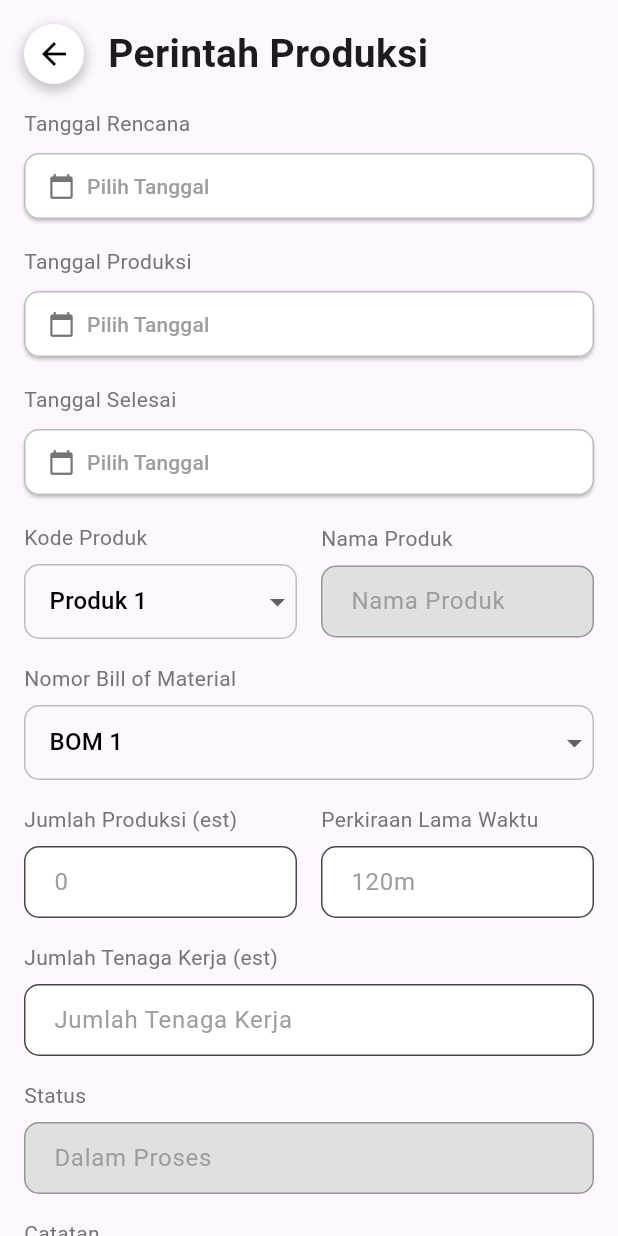
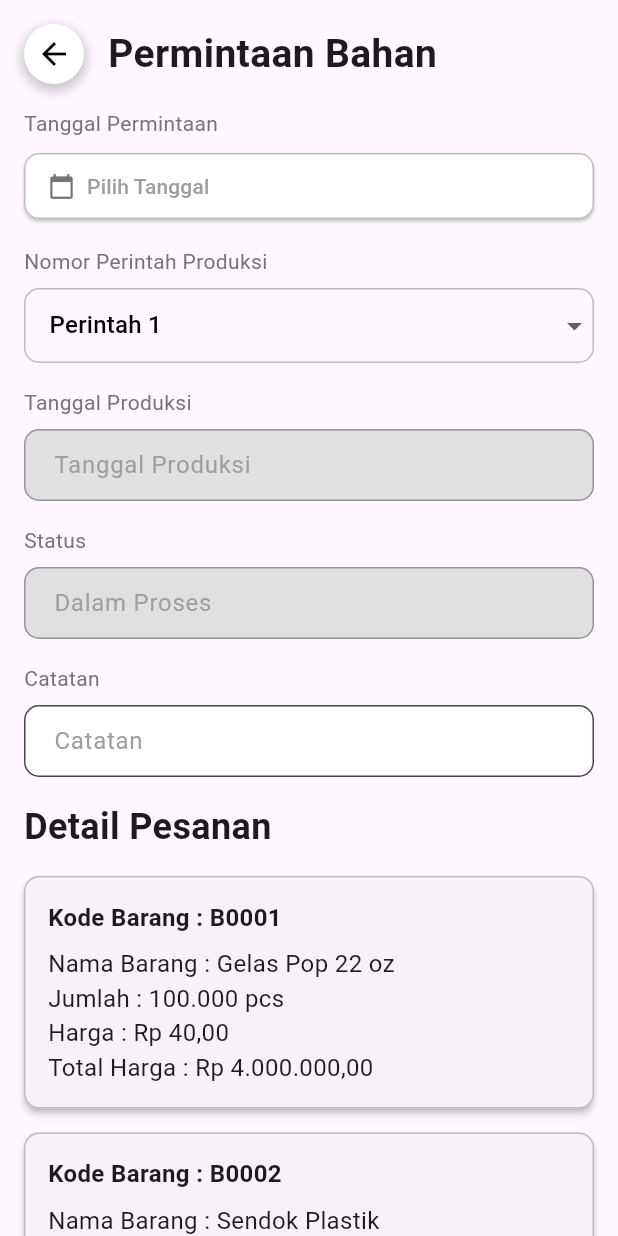
Before and after one commit to h0omanOnEarth/sistem_pencatatan_produksi_cv_bcn, a Flutter app: the MainProsesProduksiScreen screen opened by its route, after a tap on "Permintaan Bahan", on a phone screen of 412 x 824 dp. Run offline on Flutter 3.47's test engine with Material 2 defaults, Android fonts, the light colour scheme and no system bars; our stand-ins replace flutter_bloc.

Commit message:
Form Permintaan Bahan Produksi

```diff
--- a/lib/screens/master/form/form_bom.dart
+++ b/lib/screens/master/form/form_bom.dart
@@ -217,7 +217,7 @@ class _FormMasterBOMScreenState extends State<FormMasterBOMScreen> {
                 ),
                 SizedBox(height: 16.0,),
                 const Text(
-                'Detail Pesanan',
+                'Detail Bahan',
                 style: TextStyle(
                   fontSize: 24,
                   fontWeight: FontWeight.bold,
--- a/lib/screens/produksi/main/main_proses.dart
+++ b/lib/screens/produksi/main/main_proses.dart
@@ -1,6 +1,7 @@
 import 'package:flutter/material.dart';
 import 'package:sistem_manajemen_produksi_cv_bcn/screens/notifikasi_screen.dart';
 import 'package:sistem_manajemen_produksi_cv_bcn/screens/produksi/proses_produksi/form/form_perintah_produksi.dart';
+import 'package:sistem_manajemen_produksi_cv_bcn/screens/produksi/proses_produksi/form/form_permintaan_bahan.dart';
 
 class MainProsesProduksiScreen extends StatefulWidget {
   static const routeName = '/main_proses_produksi';
@@ -76,7 +77,7 @@ class _MainProsesProduksiScreenState extends State<MainProsesProduksiScreen> {
                     ),
                     const SizedBox(height: 16),
                     const CardItem(icon: Icons.online_prediction_rounded, textA: 'Perintah Produksi', textB: 'Memodifikasi dan melihat perintah produksi', pageRoute: FormPerintahProduksiScreen()),
-                    const CardItem(icon: Icons.note_add, textA: 'Permintaan Bahan', textB: 'Memodifikasi dan melihat permintaan bahan', pageRoute: FormPerintahProduksiScreen()),
+                    const CardItem(icon: Icons.note_add, textA: 'Permintaan Bahan', textB: 'Memodifikasi dan melihat permintaan bahan', pageRoute: FormPermintaanBahanScreen()),
                     const CardItem(icon: Icons.wifi_protected_setup_sharp, textA: 'Penggunaan Bahan', textB: 'Memodifikasi dan melihat pengguaan bahan', pageRoute: FormPerintahProduksiScreen()),
                     const CardItem(icon: Icons.move_down, textA: 'Pengembalian Bahan', textB: 'Memodifikasi dan melihat pengembalian bahan', pageRoute: FormPerintahProduksiScreen()),
                     const CardItem(icon: Icons.note_alt_rounded, textA: 'Pencatatan Direct Labor & Overhead Cost', textB: 'Memodifikasi dan melihat direct labor & overhead cost', pageRoute: FormPerintahProduksiScreen()),
--- a/lib/screens/produksi/proses_produksi/form/form_perintah_produksi.dart
+++ b/lib/screens/produksi/proses_produksi/form/form_perintah_produksi.dart
@@ -181,7 +181,7 @@ Widget build(BuildContext context) {
               ),
               const SizedBox(height: 16.0,),
               const Text(
-                'Detail Pesanan',
+                'Detail Bahan',
                 style: TextStyle(
                   fontSize: 24,
                   fontWeight: FontWeight.bold,
--- a/lib/screens/produksi/proses_produksi/form/form_permintaan_bahan.dart
+++ b/lib/screens/produksi/proses_produksi/form/form_permintaan_bahan.dart
@@ -0,0 +1,190 @@
+import 'package:flutter/material.dart';
+import 'package:sistem_manajemen_produksi_cv_bcn/widgets/custom_card.dart';
+import 'package:sistem_manajemen_produksi_cv_bcn/widgets/date_picker_button.dart';
+import 'package:sistem_manajemen_produksi_cv_bcn/widgets/general_drop_down.dart';
+import 'package:sistem_manajemen_produksi_cv_bcn/widgets/text_field_widget.dart';
+
+class FormPermintaanBahanScreen extends StatefulWidget {
+  static const routeName = '/form_permintaan_bahan_screen';
+
+  const FormPermintaanBahanScreen({super.key});
+
+  @override
+  State<FormPermintaanBahanScreen> createState() =>
+      _FormPermintaanBahanScreenState();
+}
+
+class _FormPermintaanBahanScreenState extends State<FormPermintaanBahanScreen> {
+  DateTime? _selectedTanggalPermintaan;
+  String selectedNoPerintah = 'Perintah 1';
+
+@override
+Widget build(BuildContext context) {
+
+  var tanggalProduksiController;
+  var catatanController;
+  return Scaffold(
+    body: SafeArea(
+      child: SingleChildScrollView(
+        child: Container(
+          padding: const EdgeInsets.all(16.0),
+          child: Column(
+            crossAxisAlignment: CrossAxisAlignment.stretch,
+            children: [
+              Row(
+                children: [
+                  InkWell(
+                    onTap: () {
+                      Navigator.pop(context);
+                    },
+                    child: Container(
+                      decoration: BoxDecoration(
+                        shape: BoxShape.circle,
+                        boxShadow: [
+                          BoxShadow(
+                            color: Colors.black.withOpacity(0.2),
+                            spreadRadius: 2,
+                            blurRadius: 5,
+                            offset: const Offset(0, 3),
+                          ),
+                        ],
+                      ),
+                      child: const CircleAvatar(
+                        backgroundColor: Colors.white,
+                        child: Icon(Icons.arrow_back, color: Colors.black),
+                      ),
+                    ),
+                  ),
+                  const SizedBox(width: 16.0),
+                  const Text(
+                    'Permintaan Bahan',
+                    style: TextStyle(
+                      fontSize: 26,
+                      fontWeight: FontWeight.bold,
+                    ),
+                  ),
+                ],
+              ),
+              const SizedBox(height: 16.0),
+              // Di dalam widget buildProductCard atau tempat lainnya
+             DatePickerButton(
+                        label: 'Tanggal Permintaan',
+                        selectedDate: _selectedTanggalPermintaan,
+                        onDateSelected: (newDate) {
+                          setState(() {
+                            _selectedTanggalPermintaan = newDate;
+                          });
+                        },
+              ),
+              const SizedBox(height: 16.0,),
+              DropdownWidget(
+                      label: 'Nomor Perintah Produksi',
+                      selectedValue: selectedNoPerintah, // Isi dengan nilai yang sesuai
+                      items: ['Perintah 1', 'Perintah 2'],
+                      onChanged: (newValue) {
+                        setState(() {
+                          selectedNoPerintah = newValue; // Update _selectedValue saat nilai berubah
+                          print('Selected value: $newValue');
+                        });
+                      },
+              ),
+              const SizedBox(height: 16.0,),
+              TextFieldWidget(
+                label: 'Tanggal Produksi',
+                placeholder: 'Tanggal Produksi',
+                controller: tanggalProduksiController,
+                isEnabled: false,
+              ),
+             const SizedBox(height: 16),
+             const TextFieldWidget(
+                    label: 'Status',
+                    placeholder: 'Dalam Proses',
+                    isEnabled: false,
+              ),
+              const SizedBox(height: 16.0,),
+              TextFieldWidget(
+                label: 'Catatan',
+                placeholder: 'Catatan',
+                controller: catatanController,
+              ),
+              const SizedBox(height: 16.0,),
+              const Text(
+                'Detail Pesanan',
+                style: TextStyle(
+                  fontSize: 24,
+                  fontWeight: FontWeight.bold,
+                ),
+              ),
+              const SizedBox(height: 16.0,),
+              CustomCard(
+                title: 'Kode Barang : B0001',
+                content: [
+                  'Nama Barang : Gelas Pop 22 oz',
+                  'Jumlah : 100.000 pcs',
+                  'Harga : Rp 40,00',
+                  'Total Harga : Rp 4.000.000,00',
+                ],
+              ),
+              CustomCard(
+                title: 'Kode Barang : B0002',
+                content: [
+                  'Nama Barang : Sendok Plastik',
+                  'Jumlah : 50.000 pcs',
+                  'Harga : Rp 20,00',
+                  'Total Harga : Rp 1.000.000,00',
+                ],
+              ),
+              const SizedBox(height: 16.0,),
+              Row(
+                children: [
+                  Expanded(
+                    child: ElevatedButton(
+                      onPressed: () {
+                        // Handle save button press
+                      },
+                      style: ElevatedButton.styleFrom(
+                        backgroundColor: Color.fromRGBO(59, 51, 51, 1),
+                        shape: RoundedRectangleBorder(
+                          borderRadius: BorderRadius.circular(10.0),
+                        ),
+                      ),
+                      child: const Padding(
+                        padding: const EdgeInsets.symmetric(vertical: 16.0),
+                        child: Text(
+                          'Simpan',
+                          style: TextStyle(fontSize: 18),
+                        ),
+                      ),
+                    ),
+                  ),
+                  SizedBox(width: 16.0),
+                  Expanded(
+                    child: ElevatedButton(
+                      onPressed: () {
+                        // Handle clear button press
+                      },
+                      style: ElevatedButton.styleFrom(
+                        backgroundColor: Color.fromRGBO(59, 51, 51, 1),
+                        shape: RoundedRectangleBorder(
+                          borderRadius: BorderRadius.circular(10.0),
+                        ),
+                      ),
+                      child: const Padding(
+                        padding:  EdgeInsets.symmetric(vertical: 16.0),
+                        child: Text(
+                          'Bersihkan',
+                          style: TextStyle(fontSize: 18),
+                        ),
+                      ),
+                    ),
+                  ),
+                ],
+              ),
+            ],
+          ),
+        ),
+      ),
+    ),
+  );
+}
+}
```
Also changed, not shown: lib/screens/produksi/proses_produksi/form/form_penggunaan_produksi.dart (added).
